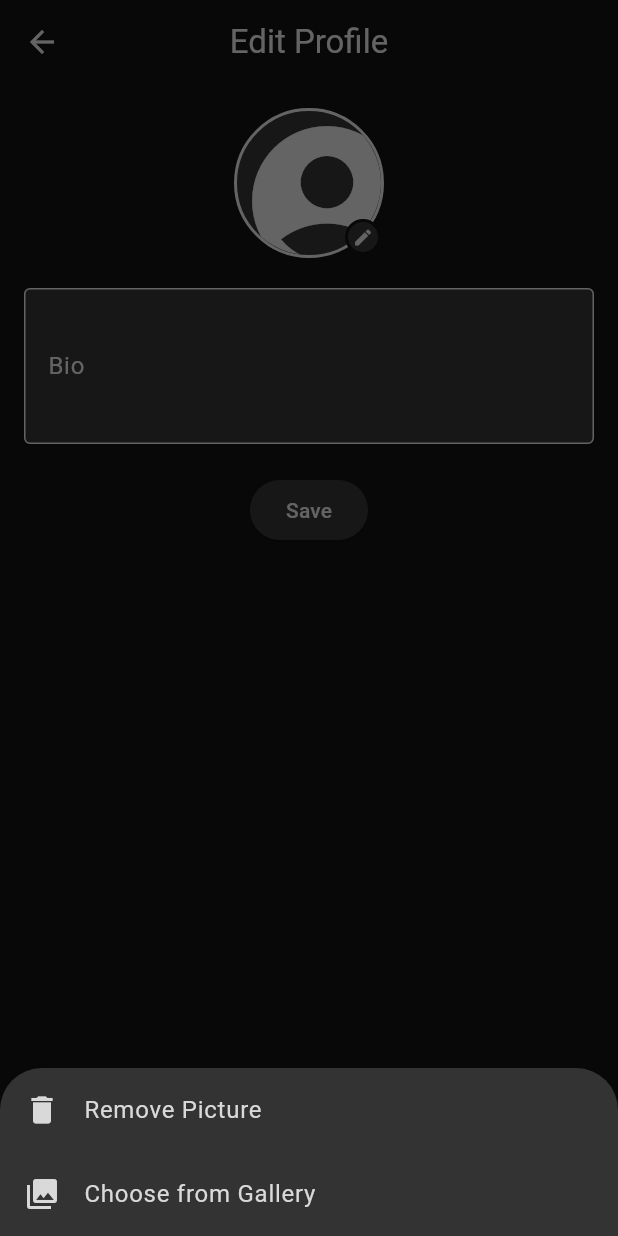
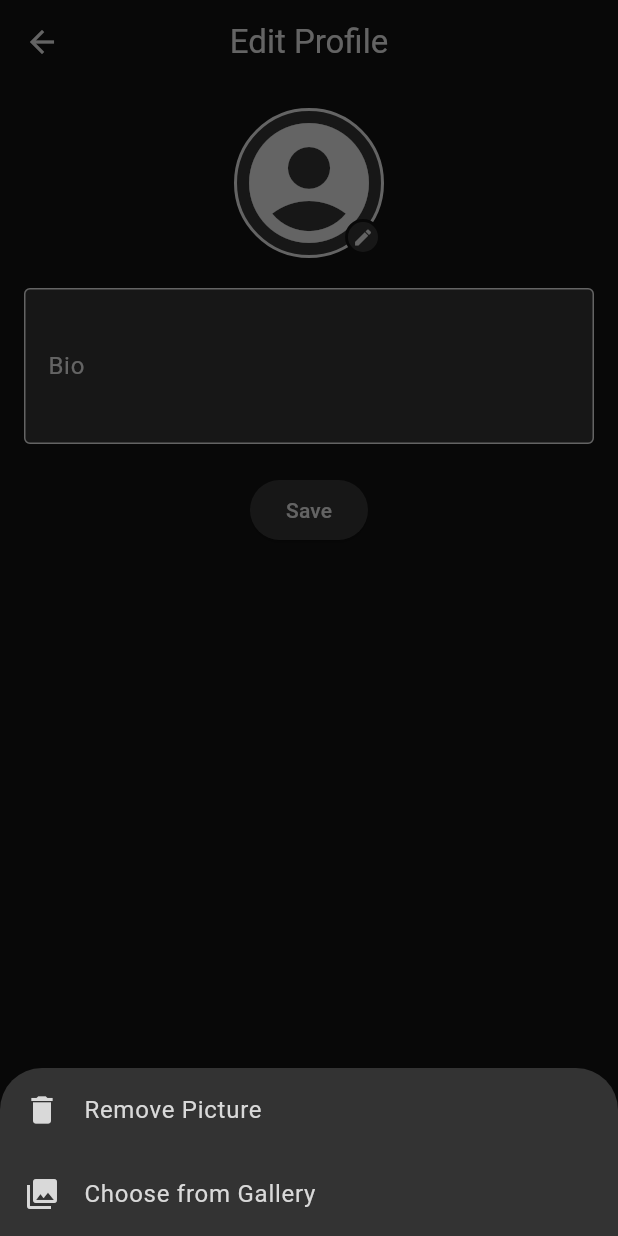
Before and after one commit to ahmadarafeehh/Ratedlypushnot, a Flutter app: the EditProfileScreen screen opened directly, after a tap on the "account circle" icon, on a phone screen of 412 x 824 dp. Run offline on Flutter 3.47's test engine with Material 3 defaults, Android fonts, the phone set to English and light mode, and no system bars; our stand-ins replace cloud_firestore, firebase_analytics, firebase_auth, firebase_core, firebase_crashlytics, firebase_messaging and 7 more; accounts and stored records are empty; network calls fail.

Commit message:
Update edit_profile_screen.dart

```diff
--- a/lib/widgets/edit_profile_screen.dart
+++ b/lib/widgets/edit_profile_screen.dart
@@ -189,7 +189,9 @@ class _EditProfileScreenState extends State<EditProfileScreen> {
               child: Column(
                 crossAxisAlignment: CrossAxisAlignment.center,
                 children: [
-                  GestureDetector(
+                  // Centered profile picture container
+                  Center(
+                    child: GestureDetector(
                       onTap: _showEditOptions,
                       child: Container(
                         width: 100,
@@ -224,7 +226,7 @@ class _EditProfileScreenState extends State<EditProfileScreen> {
                                                   Center(
                                             child: Icon(
                                               Icons.account_circle,
-                                            size: 120,
+                                              size: 96, // Reduced size
                                               color: _textColor,
                                             ),
                                           ),
@@ -232,7 +234,7 @@ class _EditProfileScreenState extends State<EditProfileScreen> {
                                       : Center(
                                           child: Icon(
                                             Icons.account_circle,
-                                          size: 60,
+                                            size: 96, // Reduced size
                                             color: _textColor,
                                           ),
                                         ),
@@ -259,6 +261,7 @@ class _EditProfileScreenState extends State<EditProfileScreen> {
                               ),
                             ),
                           ],
+                        ),
                       ),
                     ),
                   ),
```
Lines whose indentation alone changed are shown as unchanged.
